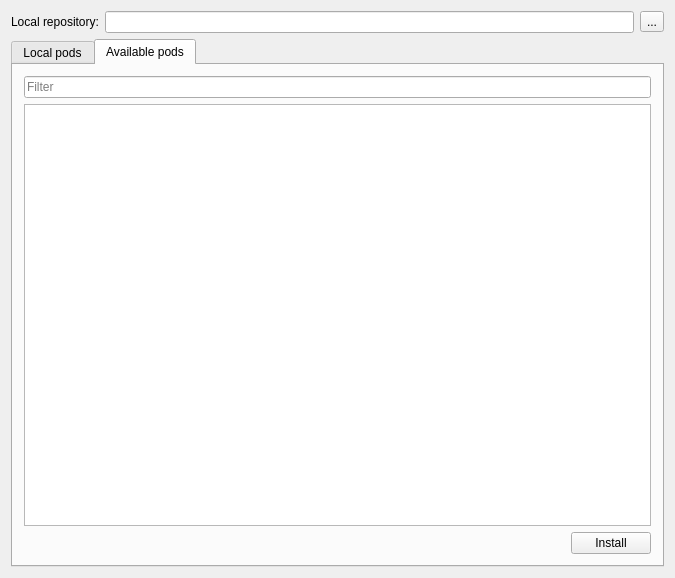
This is qt-pods/mainwindow.ui in qt-pods/qt-pods as Qt 5 draws it before an edit. The edited form follows.
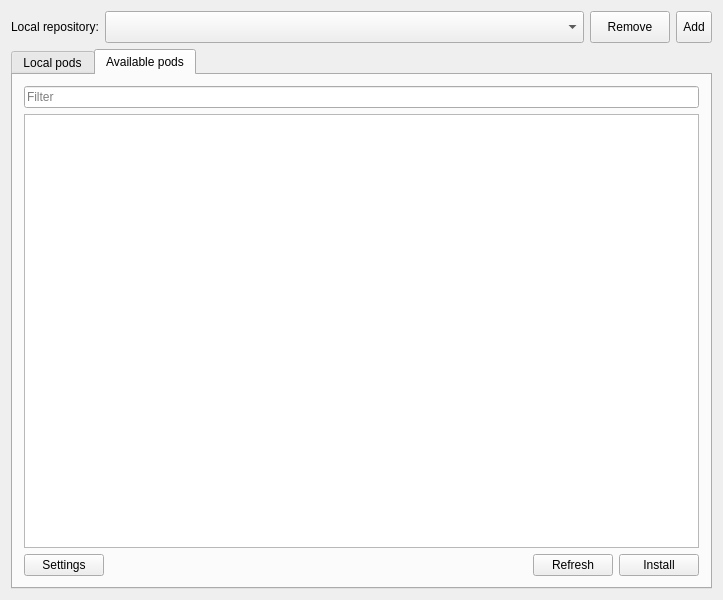
This is the edited form. The open tabs and pages were chosen to show the change. Icons and pictures are not drawn.

Commit message: Added repository management.

```diff
--- a/qt-pods/mainwindow.ui
+++ b/qt-pods/mainwindow.ui
@@ -6,8 +6,8 @@
    <rect>
     <x>0</x>
     <y>0</y>
-    <width>675</width>
-    <height>578</height>
+    <width>723</width>
+    <height>600</height>
    </rect>
   </property>
   <property name="windowTitle">
@@ -17,6 +17,9 @@
    <iconset resource="resources.qrc">
     <normaloff>:/icons/icons/system-upgrade.svg</normaloff>:/icons/icons/system-upgrade.svg</iconset>
   </property>
+  <property name="styleSheet">
+   <string notr="true"/>
+  </property>
   <widget class="QWidget" name="centralWidget">
    <layout class="QVBoxLayout" name="verticalLayout">
     <item>
@@ -29,16 +32,66 @@
        </widget>
       </item>
       <item>
-       <widget class="QLineEdit" name="lineEditRepository">
-        <property name="readOnly">
-         <bool>true</bool>
+       <widget class="QComboBox" name="comboBoxCurrentRepository">
+        <property name="sizePolicy">
+         <sizepolicy hsizetype="Expanding" vsizetype="Fixed">
+          <horstretch>0</horstretch>
+          <verstretch>0</verstretch>
+         </sizepolicy>
+        </property>
+        <property name="minimumSize">
+         <size>
+          <width>0</width>
+          <height>32</height>
+         </size>
+        </property>
+        <property name="styleSheet">
+         <string notr="true"/>
+        </property>
+        <property name="editable">
+         <bool>false</bool>
+        </property>
+        <property name="iconSize">
+         <size>
+          <width>20</width>
+          <height>20</height>
+         </size>
+        </property>
+       </widget>
+      </item>
+      <item>
+       <widget class="QPushButton" name="pushButtonRemoveRepository">
+        <property name="minimumSize">
+         <size>
+          <width>0</width>
+          <height>32</height>
+         </size>
+        </property>
+        <property name="text">
+         <string>Remove</string>
+        </property>
+        <property name="icon">
+         <iconset resource="resources.qrc">
+          <normaloff>:/icons/icons/stock_close.svg</normaloff>:/icons/icons/stock_close.svg</iconset>
+        </property>
+        <property name="iconSize">
+         <size>
+          <width>20</width>
+          <height>20</height>
+         </size>
         </property>
        </widget>
       </item>
       <item>
        <widget class="QToolButton" name="toolButtonRepository">
+        <property name="minimumSize">
+         <size>
+          <width>0</width>
+          <height>32</height>
+         </size>
+        </property>
         <property name="text">
-         <string>...</string>
+         <string>Add</string>
         </property>
         <property name="icon">
          <iconset resource="resources.qrc">
@@ -50,6 +103,9 @@
           <height>20</height>
          </size>
         </property>
+        <property name="toolButtonStyle">
+         <enum>Qt::ToolButtonTextBesideIcon</enum>
+        </property>
        </widget>
       </item>
      </layout>
@@ -179,6 +235,23 @@
         </item>
         <item>
          <layout class="QHBoxLayout" name="horizontalLayout_3">
+          <item>
+           <widget class="QPushButton" name="pushButtonSettings">
+            <property name="text">
+             <string>Settings</string>
+            </property>
+            <property name="icon">
+             <iconset resource="resources.qrc">
+              <normaloff>:/icons/icons/system-run.svg</normaloff>:/icons/icons/system-run.svg</iconset>
+            </property>
+            <property name="iconSize">
+             <size>
+              <width>20</width>
+              <height>20</height>
+             </size>
+            </property>
+           </widget>
+          </item>
           <item>
            <spacer name="horizontalSpacer_2">
             <property name="orientation">
@@ -192,6 +265,23 @@
             </property>
            </spacer>
           </item>
+          <item>
+           <widget class="QPushButton" name="pushButtonRefresh">
+            <property name="text">
+             <string>Refresh</string>
+            </property>
+            <property name="icon">
+             <iconset resource="resources.qrc">
+              <normaloff>:/icons/icons/rotate.svg</normaloff>:/icons/icons/rotate.svg</iconset>
+            </property>
+            <property name="iconSize">
+             <size>
+              <width>20</width>
+              <height>20</height>
+             </size>
+            </property>
+           </widget>
+          </item>
           <item>
            <widget class="QPushButton" name="pushButtonInstall">
             <property name="text">
```
Left out of the diff: 2 changed lines with no effect on the pictures. The commit also changes 7 other files.
